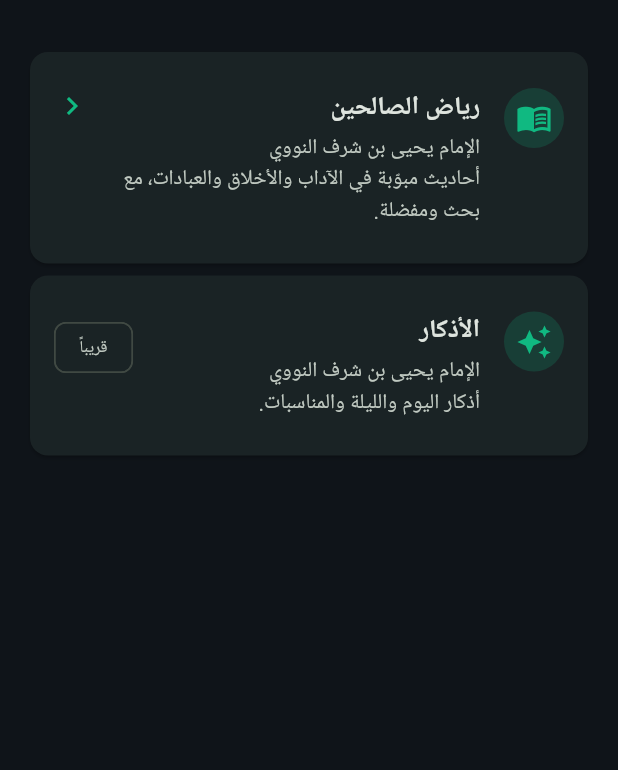
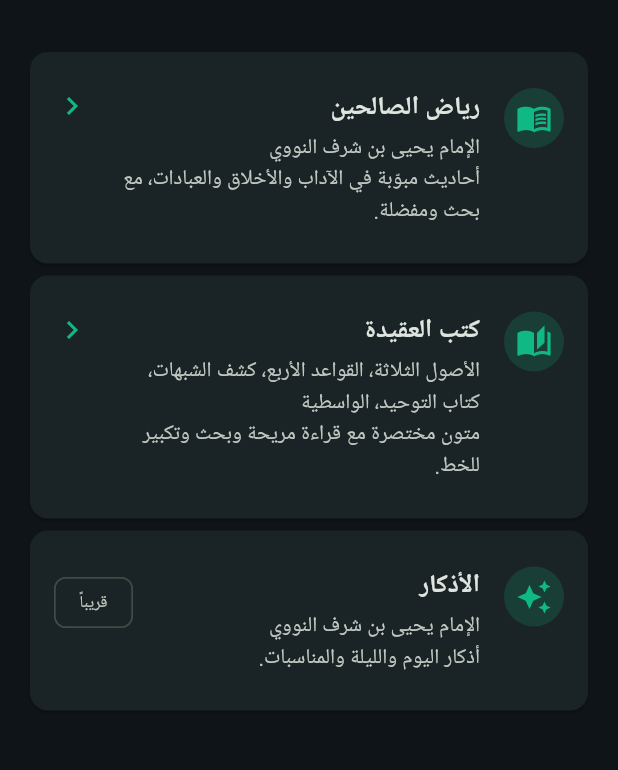
Before and after one commit to k8d67nw45b-ctrl/mslm, a Flutter app: the LibraryScreen screen opened directly, on a phone screen of 412 x 824 dp, the part 62-832 px from its top. Run offline on Flutter 3.47's test engine with Material 3 defaults, Android fonts, the phone set to English and light mode, and no system bars; our stand-ins replace adhan, audioplayers, flutter_compass, flutter_local_notifications, geolocator, hijri and 3 more; accounts and stored records are empty; network calls fail; Roboto replaces fonts that are missing (Tajawal).

Commit message:
Update library_screen.dart

```diff
--- a/lib/screens/library_screen.dart
+++ b/lib/screens/library_screen.dart
@@ -1,5 +1,6 @@
 import 'package:flutter/material.dart';
 import '../core/constants.dart';
+import 'creed_books.dart';
 import 'riyad_screen.dart';
 
 class LibraryScreen extends StatelessWidget {
@@ -59,6 +60,18 @@ class LibraryScreen extends StatelessWidget {
           ),
           _book(
             context,
+            title: 'كتب العقيدة',
+            author: 'الأصول الثلاثة، القواعد الأربع، كشف الشبهات، '
+                'كتاب التوحيد، الواسطية',
+            about: 'متون مختصرة مع قراءة مريحة وبحث وتكبير للخط.',
+            icon: Icons.auto_stories,
+            onTap: () => Navigator.push(
+              context,
+              MaterialPageRoute(builder: (_) => const CreedBooksScreen()),
+            ),
+          ),
+          _book(
+            context,
             title: 'الأذكار',
             author: 'الإمام يحيى بن شرف النووي',
             about: 'أذكار اليوم والليلة والمناسبات.',
```
